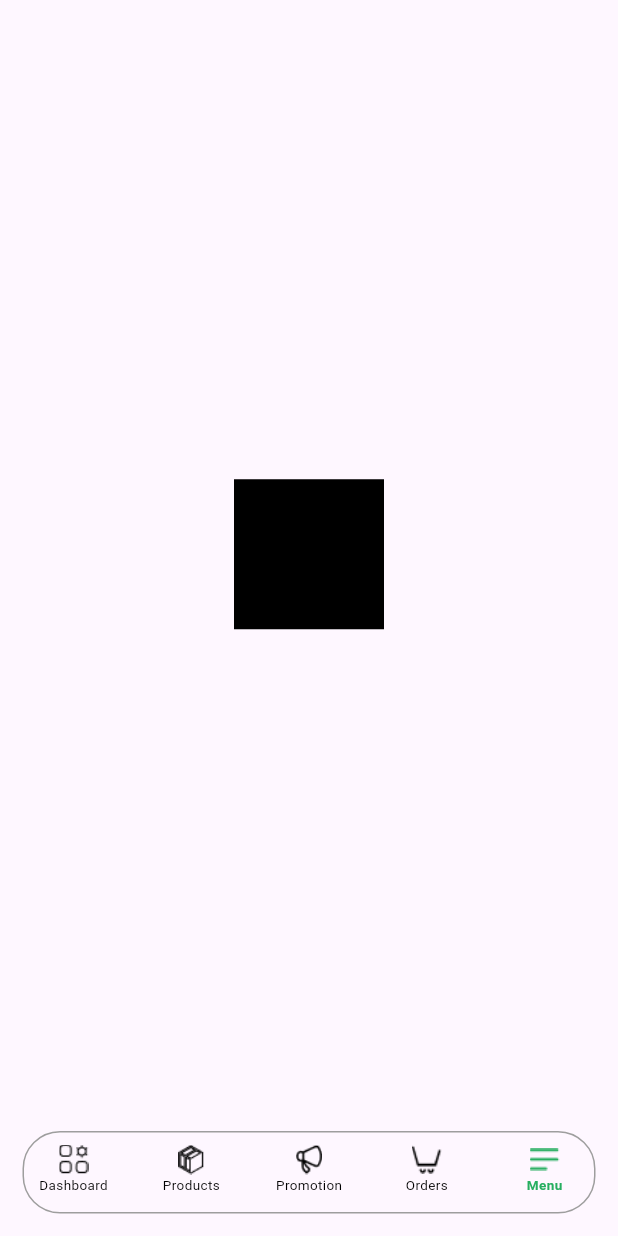
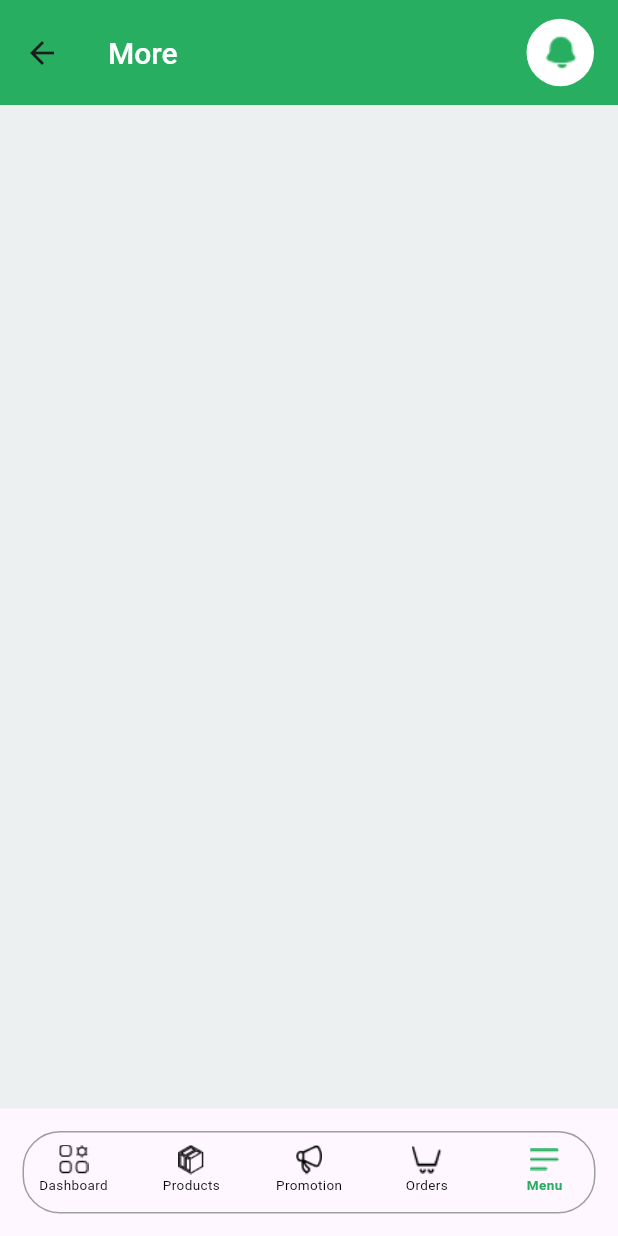
Before and after one commit to pokaktechnologies/supermarket-admin-fe, a Flutter app: the MainScreen screen opened directly, item 5 of the bottom bar chosen, on a phone screen of 412 x 824 dp. Run offline on Flutter 3.47's test engine with Material 3 defaults, Android fonts, the phone set to English and light mode, and no system bars.

```diff
--- a/lib/views/bottom/bottompage_main.dart
+++ b/lib/views/bottom/bottompage_main.dart
@@ -1,8 +1,8 @@
 import 'package:flutter/material.dart';
 import 'package:supermarket_admin_fe/views/bottom/bottom_bar.dart';
 import 'package:supermarket_admin_fe/views/dashboard/dashboard_main.dart';
-import 'package:supermarket_admin_fe/views/demo/menu.dart';
 import 'package:supermarket_admin_fe/views/demo/promotion.dart';
+import 'package:supermarket_admin_fe/views/menu/menu_main.dart';
 import 'package:supermarket_admin_fe/views/order/order_main_page.dart';
 import 'package:supermarket_admin_fe/views/product/category/category.dart';
 
@@ -21,7 +21,7 @@ class _MainScreenState extends State<MainScreen> {
     CategoryMain(),
     TestingPromotionPage(),
     OrderMainPage(),
-    TestingMenuPage(),
+    MenuMain(),
   ];
 
   void _onBottomBarTap(int index) {
--- a/lib/views/demo/menu.dart
+++ /dev/null
@@ -1,18 +0,0 @@
-import 'package:flutter/material.dart';
-
-class TestingMenuPage extends StatelessWidget {
-  const TestingMenuPage({super.key});
-
-  @override
-  Widget build(BuildContext context) {
-    return Scaffold(
-      body: Center(
-        child: Container(
-          height: 100,
-          width: 100,
-          color: Colors.black,
-        ),
-      ),
-    );
-  }
-}
--- /dev/null
+++ b/lib/views/menu/menu_main.dart
@@ -0,0 +1,55 @@
+import 'package:flutter/material.dart';
+import 'package:supermarket_admin_fe/core/themes/app_assets.dart';
+import 'package:supermarket_admin_fe/core/themes/app_colors.dart';
+import 'package:supermarket_admin_fe/core/utils/navigations.dart';
+
+class MenuMain extends StatelessWidget {
+  const MenuMain({super.key});
+
+  @override
+  Widget build(BuildContext context) {
+    return Scaffold(
+      backgroundColor: AppColors.bgGrey,
+      appBar: AppBar(
+        backgroundColor: const Color(0xFF27AE60),
+        toolbarHeight: 70,
+        title: Row(
+          mainAxisAlignment: MainAxisAlignment.spaceBetween,
+          children: [
+            const Text(
+              "More",
+              style: TextStyle(
+                color: AppColors.white,
+                fontWeight: FontWeight.w500,
+                fontSize: 20,
+              ),
+            ),
+            Container(
+              height: 45,
+              width: 45,
+              decoration: const BoxDecoration(
+                color: AppColors.white,
+                shape: BoxShape.circle,
+              ),
+              child: Center(
+                child: Image.asset(
+                  AppAssets.notifIcon,
+                  height: 25,
+                  width: 25,
+                  fit: BoxFit.contain,
+                ),
+              ),
+            )
+          ],
+        ),
+      ),
+    );
+  }
+}
+
+
+
+
+Widget singleMenuItems() {
+  return Container();
+}
--- a/pubspec.yaml
+++ b/pubspec.yaml
@@ -69,6 +69,7 @@ flutter:
     - assets/subcategory/
     - assets/product/
     - assets/order/
+    - assets/menu/
   #   - images/a_dot_ham.jpeg
 
   # An image asset can refer to one or more resolution-specific "variants", see
```
Also changed, not shown: lib/core/themes/app_assets.dart (+11 -0 lines), assets/menu/custome_management.png (added), assets/menu/delivery_agents.png (added), assets/menu/helpdesk.png (added), assets/menu/inventory_management.png (added), assets/menu/logout.png (added), assets/menu/operations.png (added), assets/menu/settings.png (added).
